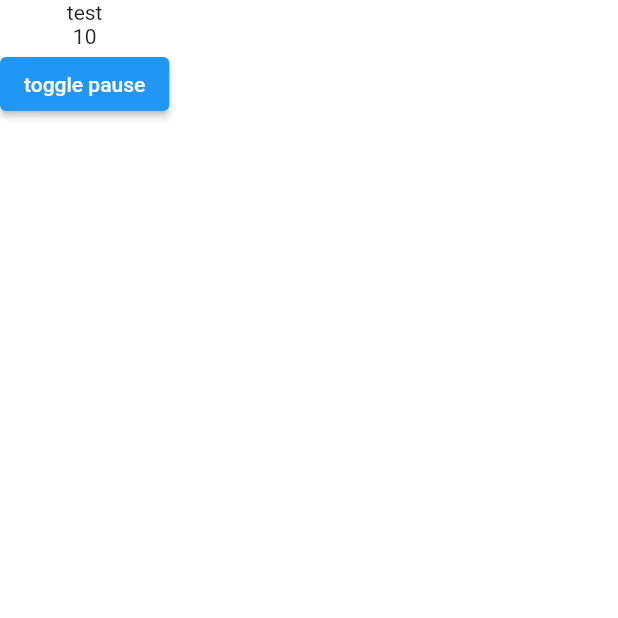
After one commit to febrian430/N5-Kanji-Alt-Flutter, a Flutter app: the Test screen opened by its route, on a phone screen of 412 x 824 dp, the top half of it. The commit adds this screen. Run offline on Flutter 3.47's test engine with Material 2 defaults, Android fonts, the phone set to English and light mode, and no system bars; missing offline and left inert: dart:ffi.

```diff
--- a/lib/jumble/game.dart
+++ b/lib/jumble/game.dart
@@ -26,7 +26,7 @@ class JumbleGame extends StatefulWidget {
   final Stopwatch stopwatch = Stopwatch();
 
   Future<List<JumbleQuestionSet>> _getQuestionSet() async {
-    return jumbleQuestionSets(3, chapter, mode, false);
+    return jumbleQuestionSets(15, chapter, mode, false);
   }
 
   @override
--- a/lib/main.dart
+++ b/lib/main.dart
@@ -14,6 +14,7 @@ import 'package:kanji_memory_hint/pick-drop/game.dart';
 import 'package:kanji_memory_hint/quests/quest_screen.dart';
 import 'package:kanji_memory_hint/quiz/quiz.dart';
 import 'package:kanji_memory_hint/route_param.dart';
+import 'package:kanji_memory_hint/test.dart';
 
 void main() {
   runApp(const MyApp());
@@ -50,7 +51,9 @@ class MyApp extends StatelessWidget {
         '/chapter-select': (context) => const ChapterSelect(),
         '/mode-select': (context) => const ModeSelect(),
         '/result': (context) => ResultScreen(),
-        '/quests': (context) => QuestScreen()
+        '/quests': (context) => QuestScreen(),
+        '/test': (context) => Test()
+
 
         // '/result': (context) => ResultScreen(wrongCount: 10)
 
--- a/lib/multiple-choice/game.dart
+++ b/lib/multiple-choice/game.dart
@@ -25,7 +25,7 @@ class MultipleChoiceGame extends StatefulWidget {
   final Stopwatch stopwatch = Stopwatch();
 
   Future<List<QuestionSet>> _getQuestionSet(int chapter, GAME_MODE mode) async {
-     return multipleChoiceQuestionSet(3, chapter, mode, false);
+     return multipleChoiceQuestionSet(15, chapter, mode, false);
   }
 
   @override
--- a/lib/pick-drop/game.dart
+++ b/lib/pick-drop/game.dart
@@ -25,7 +25,7 @@ class PickDrop extends StatefulWidget {
   final Stopwatch stopwatch = Stopwatch();
 
   Future<List<QuestionSet>> _getQuestionSets() {
-    return getPickDropQuestionSets(10, chapter, mode);
+    return getPickDropQuestionSets(15, chapter, mode);
   }
 
   @override
--- a/lib/quiz/quiz.dart
+++ b/lib/quiz/quiz.dart
@@ -22,7 +22,7 @@ class Quiz extends StatefulWidget {
   static const name = "Quiz";
 
   Future<List> _getQuizQuestionSet() async {
-    return getQuizQuestions(4, chapter, mode);
+    return getQuizQuestions(10, chapter, mode);
   }
 
   @override
--- /dev/null
+++ b/lib/test.dart
@@ -0,0 +1,57 @@
+import 'dart:async';
+
+import 'package:flutter/cupertino.dart';
+import 'package:flutter/material.dart';
+import 'package:kanji_memory_hint/countdown.dart';
+import 'package:quiver/async.dart';
+
+
+
+class Test extends StatefulWidget {
+  @override
+  State<StatefulWidget> createState() => _TestState();
+}
+
+class _TestState extends State<Test> {
+  _TestState() {
+    countdown = Countdown(onTick: onCountdownTick, onDone: onCountdownOver, startTime: 10,);
+  }
+
+  bool paused = true;
+
+  int currentTime = 10;
+  late Countdown countdown;
+
+  void onCountdownTick(int current) {
+    print("TICK TOCK");
+      setState(() {
+        currentTime = current;
+      });
+  }
+
+  void onCountdownOver() {
+    print("GAME OVER");
+  }
+
+
+
+  @override
+  Widget build(BuildContext context) {
+    return Scaffold(
+      body: SafeArea(
+        child: Column(
+          children: [
+            Text("test"),
+            Text(currentTime.toString()),
+            ElevatedButton(
+              onPressed: () {
+                countdown.toggle();
+              },
+            child: Text("toggle pause"),
+          ),
+          ],
+        )
+      )
+    );
+  }
+}
--- a/pubspec.yaml
+++ b/pubspec.yaml
@@ -34,6 +34,7 @@ dependencies:
   # The following adds the Cupertino Icons font to your application.
   # Use with the CupertinoIcons class for iOS style icons.
   cupertino_icons: ^1.0.2
+  quiver: ^3.0.1+1
 
 dev_dependencies:
   flutter_test:
```
Also changed, not shown: lib/menu_screens/game_select.dart (+13 -13 lines), pubspec.lock.
